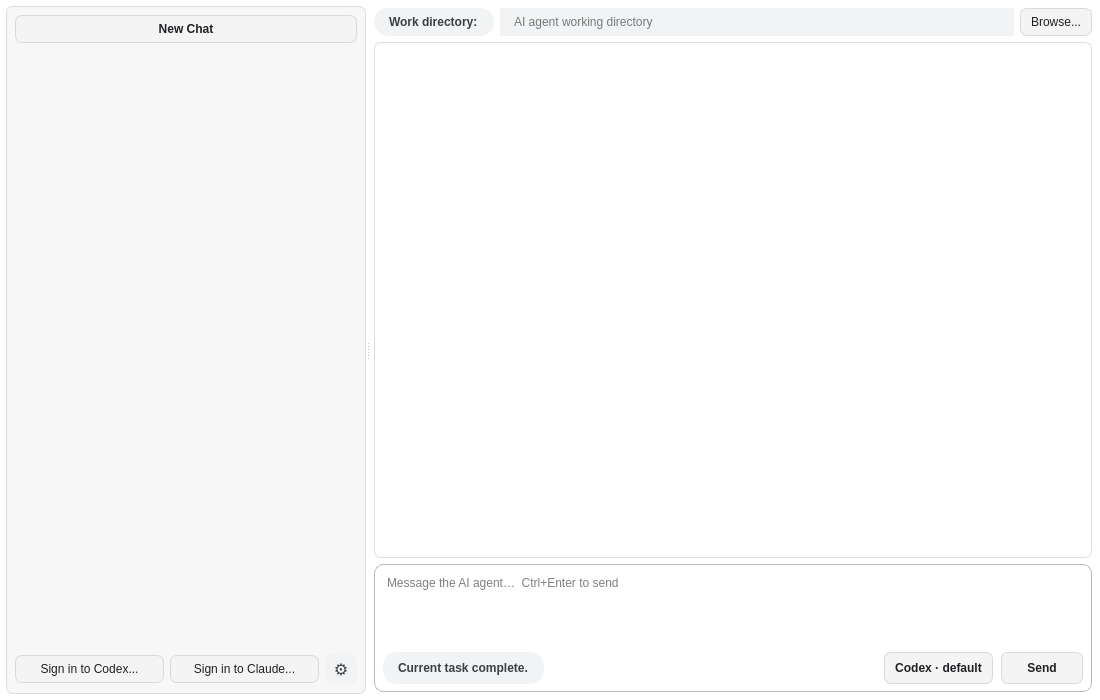
Qt form ai_agent.ui (frankyeh/DSI-Studio) before a commit.
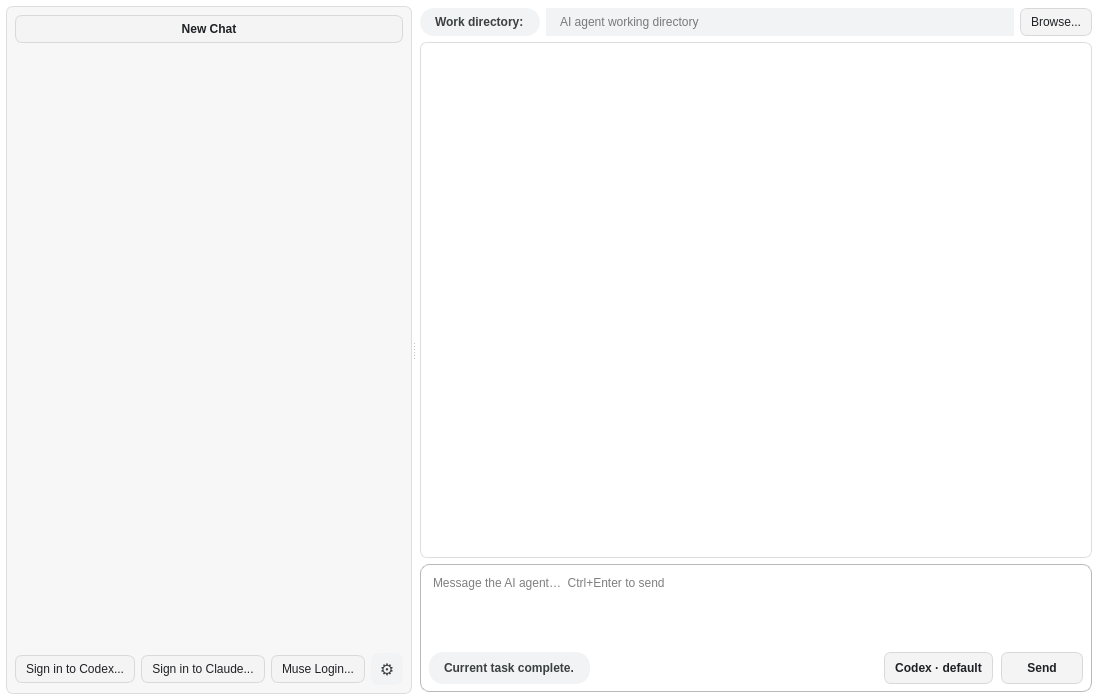
The same form after that commit. Icons and pictures are not drawn.

Commit message: Add Muse login to AI agent GUI

Patch:
```diff
--- a/ai_agent.ui
+++ b/ai_agent.ui
@@ -280,6 +280,13 @@
             </property>
            </widget>
           </item>
+          <item>
+           <widget class="QPushButton" name="ai_muse_login">
+            <property name="text">
+             <string>Muse Login...</string>
+            </property>
+           </widget>
+          </item>
           <item>
            <widget class="QPushButton" name="ai_quick_settings">
             <property name="minimumSize">
```
The commit also changes 1 other file.
